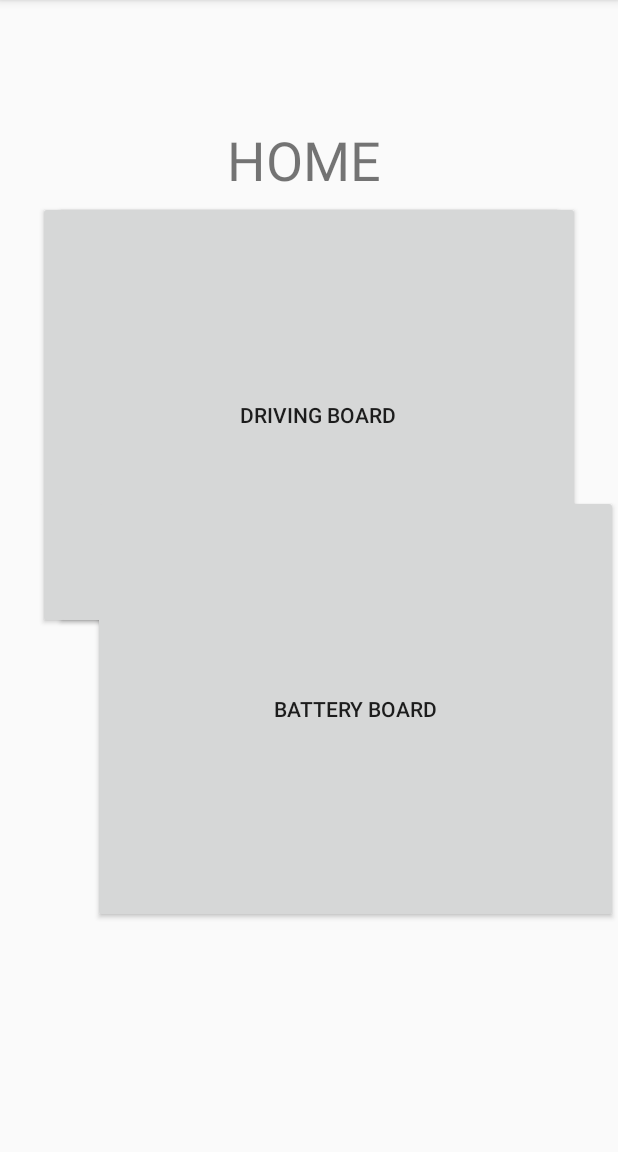
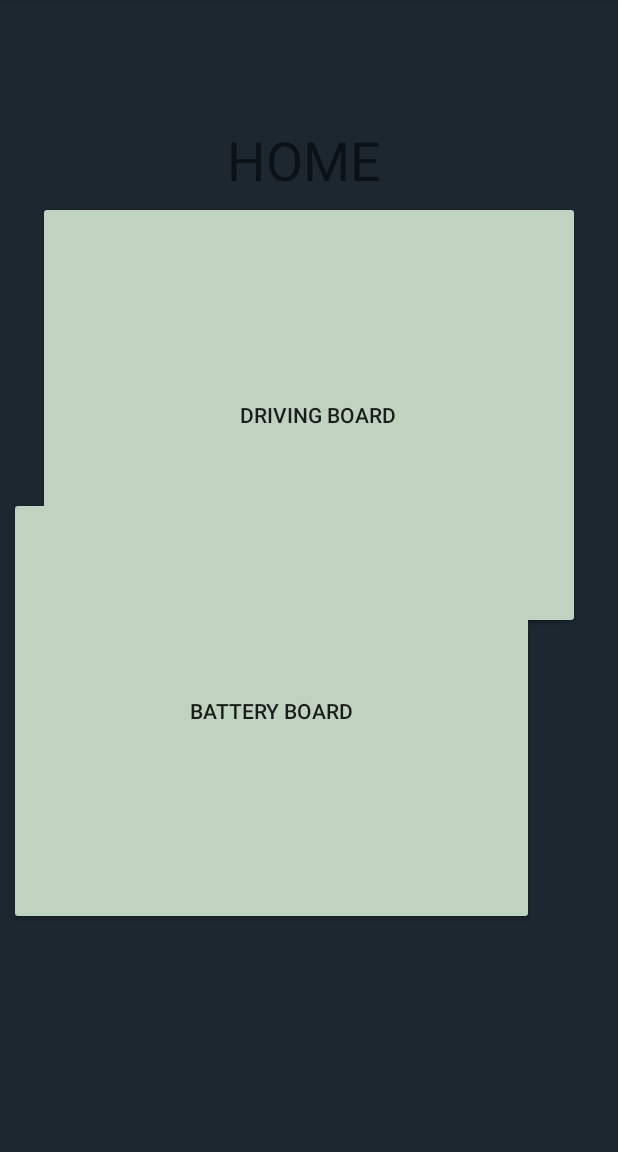
Before and after one commit to ProveLabProject2/AndroidDashboard, an Android app: the screen it shows after launch (MainActivity), on a phone screen of 412 x 824 dp, the part 84-1236 px from its top. Run offline under Robolectric (Android 15) with nearby library versions, the phone set to English and light mode, and no system bars; libraries missing offline, so code that uses them is left out: com.hoho.android; 4 statements that could not run were skipped.

Commit message:
layout for app

```diff
--- a/AndroidStudoTest/app/src/main/res/layout/activity_main.xml
+++ b/AndroidStudoTest/app/src/main/res/layout/activity_main.xml
@@ -4,6 +4,7 @@
     xmlns:tools="http://schemas.android.com/tools"
     android:layout_width="match_parent"
     android:layout_height="match_parent"
+    android:background="#1C2730"
     tools:context=".MainActivity">
 
 
@@ -12,11 +13,10 @@
         android:layout_width="350dp"
         android:layout_height="285dp"
         android:layout_marginStart="24dp"
-        android:layout_marginLeft="24dp"
         android:layout_marginTop="24dp"
         android:layout_marginEnd="24dp"
-        android:layout_marginRight="24dp"
         android:layout_marginBottom="24dp"
+        android:backgroundTint="#C0D3C1"
         android:text="Comms Board"
         app:layout_constraintBottom_toBottomOf="parent"
         app:layout_constraintEnd_toEndOf="parent"
@@ -30,11 +30,10 @@
         android:layout_width="350dp"
         android:layout_height="285dp"
         android:layout_marginStart="24dp"
-        android:layout_marginLeft="24dp"
         android:layout_marginTop="24dp"
         android:layout_marginEnd="24dp"
-        android:layout_marginRight="24dp"
         android:layout_marginBottom="24dp"
+        android:backgroundTint="#C0D3C1"
         android:text="Driving Board"
         app:layout_constraintBottom_toBottomOf="parent"
         app:layout_constraintEnd_toEndOf="parent"
@@ -47,22 +46,37 @@
         android:id="@+id/bms"
         android:layout_width="350dp"
         android:layout_height="285dp"
+        android:layout_marginEnd="56dp"
+        android:backgroundTint="#C0D3C1"
         android:text="Battery Board"
         app:layout_constraintBottom_toBottomOf="parent"
         app:layout_constraintEnd_toEndOf="parent"
         app:layout_constraintTop_toTopOf="parent"
-        app:layout_constraintVertical_bias="0.684" />
+        app:layout_constraintVertical_bias="0.687" />
+
+    <Button
+        android:id="@+id/alertsBoard"
+        android:layout_width="350dp"
+        android:layout_height="285dp"
+        android:layout_marginEnd="476dp"
+        android:backgroundTint="#C0D3C1"
+        android:text="Alerts Board"
+        app:layout_constraintBottom_toBottomOf="parent"
+        app:layout_constraintEnd_toEndOf="parent"
+        app:layout_constraintTop_toTopOf="parent"
+        app:layout_constraintVertical_bias="0.687" />
 
     <TextView
         android:id="@+id/homeTextView"
         android:layout_width="110dp"
         android:layout_height="62dp"
         android:layout_marginStart="24dp"
-        android:layout_marginLeft="24dp"
         android:layout_marginTop="24dp"
         android:layout_marginEnd="24dp"
-        android:layout_marginRight="24dp"
         android:layout_marginBottom="24dp"
+        android:autoText="false"
+        android:background="#00FFFFFF"
+        android:drawableTint="#FEFEFE"
         android:text="Home"
         android:textAllCaps="true"
         android:textSize="36sp"
@@ -72,27 +86,4 @@
         app:layout_constraintTop_toTopOf="parent"
         app:layout_constraintVertical_bias="0.088" />
 
-    <androidx.core.widget.NestedScrollView
-        android:layout_width="350dp"
-        android:layout_height="561dp"
-        android:layout_marginStart="24dp"
-        android:layout_marginLeft="24dp"
-        android:layout_marginTop="24dp"
-        android:layout_marginEnd="24dp"
-        android:layout_marginRight="24dp"
-        android:layout_marginBottom="24dp"
-        android:fillViewport="true"
-        app:layout_constraintBottom_toBottomOf="parent"
-        app:layout_constraintEnd_toEndOf="parent"
-        app:layout_constraintHorizontal_bias="0.123"
-        app:layout_constraintStart_toStartOf="parent"
-        app:layout_constraintTop_toTopOf="parent"
-        app:layout_constraintVertical_bias="0.904">
-
-        <LinearLayout
-            android:layout_width="match_parent"
-            android:layout_height="wrap_content"
-            android:orientation="vertical" />
-    </androidx.core.widget.NestedScrollView>
-
 </androidx.constraintlayout.widget.ConstraintLayout>
```
